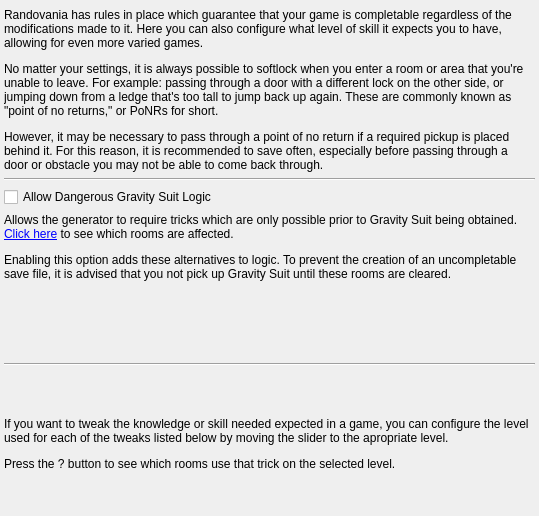
This is randovania/gui/ui_files/preset_trick_level.ui in randovania/randovania as Qt 5 draws it before an edit. The edited form follows.
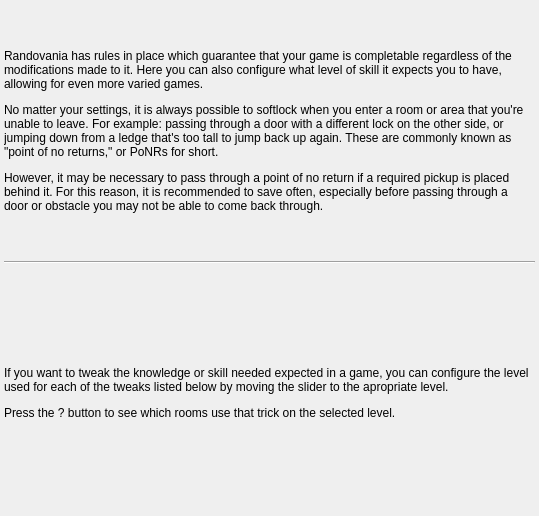
This is the edited form.

Commit message: move prime's dangerous gravity out of tricks tab and into generation tab

What changed in the file:
```diff
--- a/randovania/gui/ui_files/preset_trick_level.ui
+++ b/randovania/gui/ui_files/preset_trick_level.ui
@@ -36,10 +36,7 @@
     <item>
      <widget class="QScrollArea" name="trick_level_scroll">
       <property name="frameShape">
-       <enum>QFrame::Shape::NoFrame</enum>
-      </property>
-      <property name="frameShadow">
-       <enum>QFrame::Shadow::Plain</enum>
+       <enum>QFrame::NoFrame</enum>
       </property>
       <property name="widgetResizable">
        <bool>true</bool>
@@ -71,9 +68,6 @@
           <property name="text">
            <string>&lt;html&gt;&lt;head/&gt;&lt;body&gt;&lt;p&gt;Randovania has rules in place which guarantee that your game is completable regardless of the modifications made to it. Here you can also configure what level of skill it expects you to have, allowing for even more varied games.&lt;/p&gt;&lt;p&gt;No matter your settings, it is always possible to softlock when you enter a room or area that you're unable to leave. For example: passing through a door with a different lock on the other side, or jumping down from a ledge that's too tall to jump back up again. These are commonly known as &amp;quot;point of no returns,&amp;quot; or PoNRs for short.&lt;/p&gt;&lt;p&gt;However, it may be necessary to pass through a point of no return if a required pickup is placed behind it. For this reason, it is recommended to save often, especially before passing through a door or obstacle you may not be able to come back through.&lt;/p&gt;&lt;/body&gt;&lt;/html&gt;</string>
           </property>
-          <property name="alignment">
-           <set>Qt::AlignmentFlag::AlignLeading|Qt::AlignmentFlag::AlignLeft|Qt::AlignmentFlag::AlignTop</set>
-          </property>
           <property name="wordWrap">
            <bool>true</bool>
           </property>
@@ -82,34 +76,7 @@
         <item>
          <widget class="Line" name="trick_level_line_1">
           <property name="orientation">
-           <enum>Qt::Orientation::Horizontal</enum>
-          </property>
-         </widget>
-        </item>
-        <item>
-         <widget class="QCheckBox" name="underwater_abuse_check">
-          <property name="text">
-           <string>Allow Dangerous Gravity Suit Logic</string>
-          </property>
-         </widget>
-        </item>
-        <item>
-         <widget class="QLabel" name="underwater_abuse_label">
-          <property name="text">
-           <string>&lt;html&gt;&lt;head/&gt;&lt;body&gt;&lt;p&gt; Allows the generator to require tricks which are only possible prior to Gravity Suit being obtained. &lt;a href=&quot;resource-details://misc/gravity&quot;&gt;&lt;span style=&quot; text-decoration: underline; color:#0000ff;&quot;&gt;Click here&lt;/span&gt;&lt;/a&gt; to see which rooms are affected.&lt;/p&gt;&lt;p&gt;Enabling this option adds these alternatives to logic. To prevent the creation of an uncompletable save file, it is advised that you not pick up Gravity Suit until these rooms are cleared. &lt;/p&gt;&lt;/body&gt;&lt;/html&gt;</string>
-          </property>
-          <property name="alignment">
-           <set>Qt::AlignmentFlag::AlignLeading|Qt::AlignmentFlag::AlignLeft|Qt::AlignmentFlag::AlignTop</set>
-          </property>
-          <property name="wordWrap">
-           <bool>true</bool>
-          </property>
-         </widget>
-        </item>
-        <item>
-         <widget class="Line" name="trick_level_line_2">
-          <property name="orientation">
-           <enum>Qt::Orientation::Horizontal</enum>
+           <enum>Qt::Horizontal</enum>
           </property>
          </widget>
         </item>
```
The commit also changes 10 other files.
